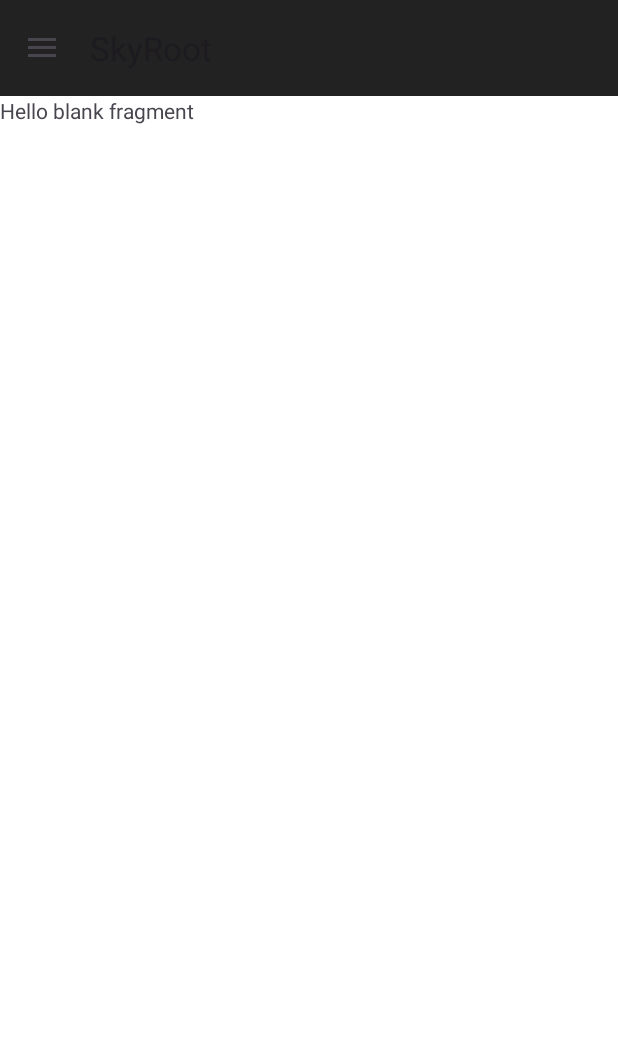
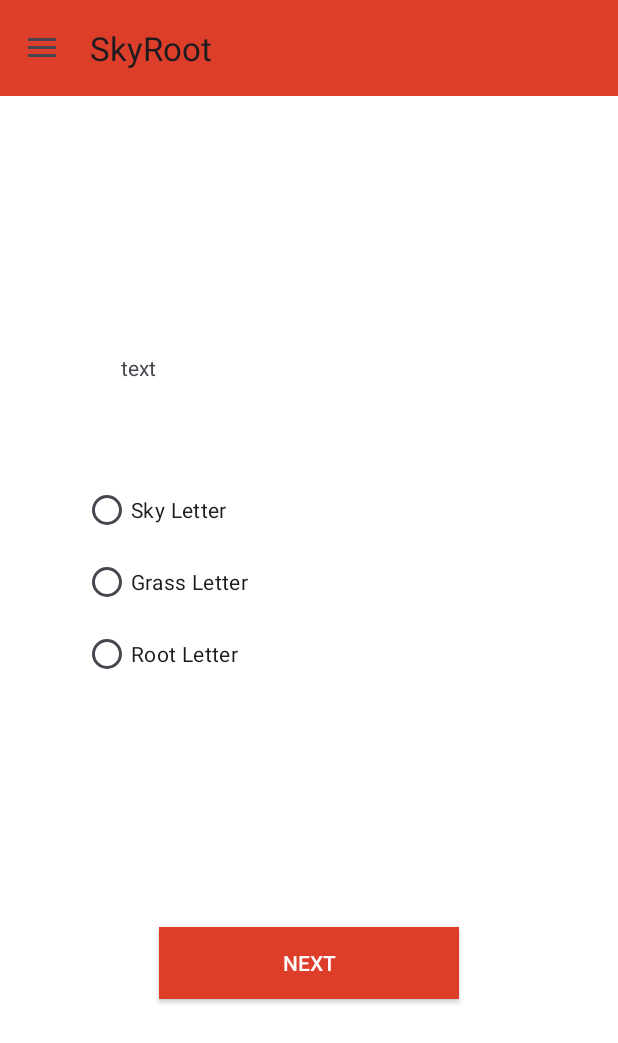
Before and after one commit to seeratfatima19/ExamApp, an Android app: the screen it shows after launch (MainActivity2), after a tap on "Take Exam", on a phone screen of 412 x 824 dp. Shown: the top 1043 px of the screen. Run offline under Robolectric (Android 15) with nearby library versions, the phone set to English and light mode, and no system bars; 1 other tap on this screen came first.

Commit message:
inflating fragment

```diff
--- a/app/src/main/java/com/example/skyroot/ExamFragment.java
+++ b/app/src/main/java/com/example/skyroot/ExamFragment.java
@@ -7,13 +7,15 @@ import androidx.fragment.app.Fragment;
 import android.view.LayoutInflater;
 import android.view.View;
 import android.view.ViewGroup;
+import android.widget.RadioButton;
+import android.widget.TextView;
 
-/**
- * A simple {@link Fragment} subclass.
- * Use the {@link ExamFragment#newInstance} factory method to
- * create an instance of this fragment.
- */
 public class ExamFragment extends Fragment {
+
+
+    RadioButton skybtn, rootBtn, grassBtn;
+    TextView textView;
+
 
     public ExamFragment() {
         // Required empty public constructor
@@ -24,6 +26,12 @@ public class ExamFragment extends Fragment {
     public View onCreateView(LayoutInflater inflater, ViewGroup container,
                              Bundle savedInstanceState) {
         // Inflate the layout for this fragment
-        return inflater.inflate(R.layout.fragment_exam, container, false);
+        View view =  inflater.inflate(R.layout.fragment_exam, container, false);
+        textView = (TextView) view.findViewById(R.id.question);
+        skybtn = (RadioButton) view.findViewById(R.id.sky_radio);
+        rootBtn = (RadioButton) view.findViewById(R.id.root_radio);
+        grassBtn = (RadioButton) view.findViewById(R.id.grass_radio);
+
+        return view;
     }
 }
--- a/app/src/main/res/layout/app_bar.xml
+++ b/app/src/main/res/layout/app_bar.xml
@@ -12,7 +12,7 @@
             android:layout_width="match_parent"
             android:layout_height="wrap_content"
             android:id="@+id/app_toolbar"
-            android:background="#222222"/>
+            android:background="#dd3e29"/>
     </com.google.android.material.appbar.AppBarLayout>
 
     <include layout="@layout/fragment_holder"/>
--- a/app/src/main/res/layout/fragment_exam.xml
+++ b/app/src/main/res/layout/fragment_exam.xml
@@ -1,14 +1,69 @@
 <?xml version="1.0" encoding="utf-8"?>
 <FrameLayout xmlns:android="http://schemas.android.com/apk/res/android"
+    xmlns:app="http://schemas.android.com/apk/res-auto"
     xmlns:tools="http://schemas.android.com/tools"
     android:layout_width="match_parent"
     android:layout_height="match_parent"
     tools:context=".ExamFragment">
 
     <!-- TODO: Update blank fragment layout -->
-    <TextView
+    <androidx.constraintlayout.widget.ConstraintLayout
         android:layout_width="match_parent"
-        android:layout_height="match_parent"
-        android:text="@string/hello_blank_fragment" />
+        android:layout_height="match_parent">
 
+        <TextView
+            android:id="@+id/question"
+            android:layout_width="250dp"
+            android:layout_height="wrap_content"
+            android:text="text"
+            app:layout_constraintBottom_toBottomOf="parent"
+            app:layout_constraintEnd_toEndOf="parent"
+            app:layout_constraintHorizontal_bias="0.496"
+            app:layout_constraintStart_toStartOf="parent"
+            app:layout_constraintTop_toTopOf="parent"
+            app:layout_constraintVertical_bias="0.231" />
+
+        <RadioGroup
+            android:id="@+id/radioGroup"
+            android:layout_width="300dp"
+            android:layout_height="wrap_content"
+            app:layout_constraintBottom_toBottomOf="parent"
+            app:layout_constraintEnd_toEndOf="parent"
+            app:layout_constraintHorizontal_bias="0.495"
+            app:layout_constraintStart_toStartOf="parent"
+            app:layout_constraintTop_toBottomOf="@+id/question"
+            app:layout_constraintVertical_bias="0.144">
+
+            <RadioButton
+                android:id="@+id/sky_radio"
+                android:layout_width="match_parent"
+                android:layout_height="wrap_content"
+                android:text="Sky Letter" />
+
+            <RadioButton
+                android:id="@+id/grass_radio"
+                android:layout_width="match_parent"
+                android:layout_height="wrap_content"
+                android:text="Grass Letter" />
+
+            <RadioButton
+                android:id="@+id/root_radio"
+                android:layout_width="match_parent"
+                android:layout_height="wrap_content"
+                android:text="Root Letter" />
+        </RadioGroup>
+
+        <androidx.appcompat.widget.AppCompatButton
+            android:id="@+id/next_button"
+            android:layout_width="200dp"
+            android:layout_height="wrap_content"
+            app:layout_constraintBottom_toBottomOf="parent"
+            app:layout_constraintEnd_toEndOf="parent"
+            app:layout_constraintStart_toStartOf="parent"
+            app:layout_constraintTop_toBottomOf="@+id/radioGroup"
+            android:text="Next"
+            android:textColor="#ffff"
+            android:background="#dd3e29"/>
+
+    </androidx.constraintlayout.widget.ConstraintLayout>
 </FrameLayout>
--- a/app/src/main/res/layout/fragment_result.xml
+++ b/app/src/main/res/layout/fragment_result.xml
@@ -1,14 +1,9 @@
 <?xml version="1.0" encoding="utf-8"?>
 <FrameLayout xmlns:android="http://schemas.android.com/apk/res/android"
+    xmlns:app="http://schemas.android.com/apk/res-auto"
     xmlns:tools="http://schemas.android.com/tools"
     android:layout_width="match_parent"
     android:layout_height="match_parent"
     tools:context=".ResultFragment">
 
-    <!-- TODO: Update blank fragment layout -->
-    <TextView
-        android:layout_width="match_parent"
-        android:layout_height="match_parent"
-        android:text="hello result fragment" />
-
 </FrameLayout>
```
